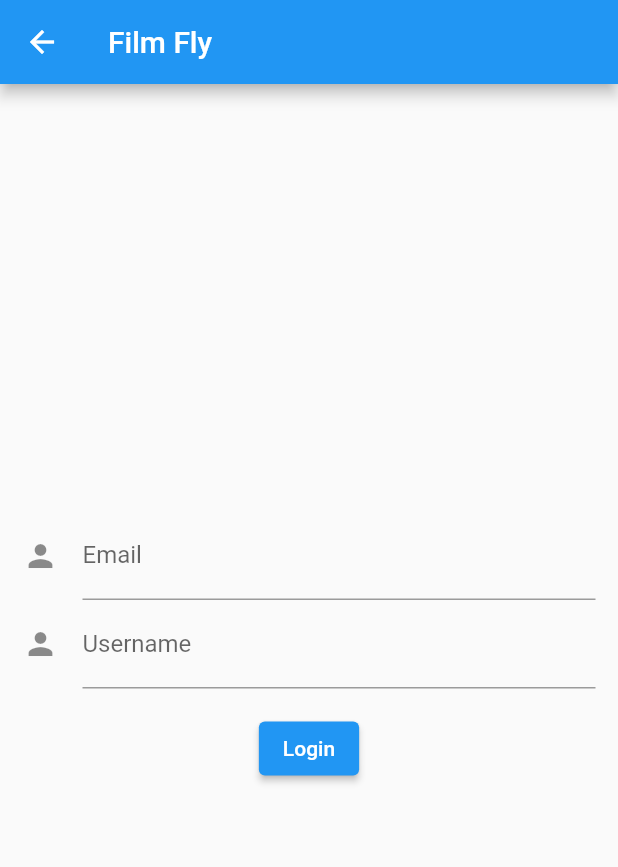
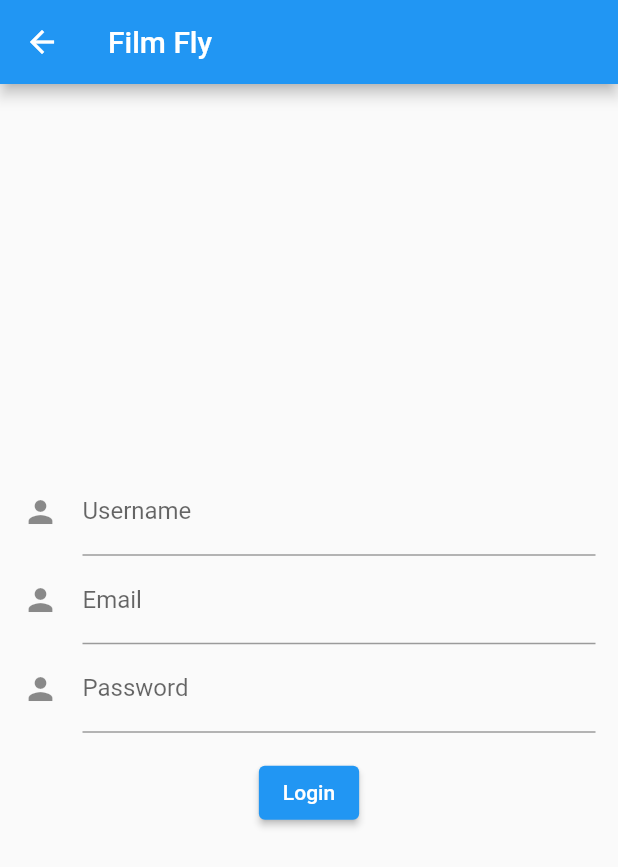
Before and after one commit to OlliePatty/filmfly, a Flutter app: the Login screen opened directly, on a phone screen of 412 x 824 dp. Shown: the top 867 px of the screen. Run offline on Flutter 3.47's test engine with Material 2 defaults, Android fonts, the phone set to English and light mode, and no system bars.

Commit message:
Changed the login page

```diff
--- a/lib/login_page.dart
+++ b/lib/login_page.dart
@@ -1,8 +1,28 @@
 import 'package:filmfly/root_page.dart';
 import 'package:flutter/material.dart';
 
-class Login extends StatelessWidget {
+class Login extends StatefulWidget {
   const Login({super.key});
+
+  @override
+  State<Login> createState() => _LoginState();
+}
+
+class _LoginState extends State<Login> {
+  final _formKey = GlobalKey<FormState>();
+  final nameController = TextEditingController();
+  final usernameController = TextEditingController();
+  final emailController = TextEditingController();
+  final passwordController = TextEditingController();
+
+  @override
+  void dispose() {
+    nameController.dispose();
+    usernameController.dispose();
+    emailController.dispose();
+    passwordController.dispose();
+    super.dispose();
+  }
 
   @override
   Widget build(BuildContext context) {
@@ -17,6 +37,27 @@ class Login extends StatelessWidget {
             mainAxisAlignment: MainAxisAlignment.center,
             children: [
               TextFormField(
+                controller: usernameController,
+                validator: (value) {
+                  if (value == null || value.isEmpty) {
+                    return 'Please enter a username';
+                  }
+                  return null;
+                },
+                decoration: const InputDecoration(
+                  icon: Icon(Icons.person),
+                  hintText: 'What is your username?',
+                  labelText: 'Username',
+                ),
+              ),
+              TextFormField(
+                controller: emailController,
+                validator: (value) {
+                  if (value == null || !value.contains('@')) {
+                    return 'Please enter a valid email address';
+                  }
+                  return null;
+                },
                 decoration: const InputDecoration(
                   icon: Icon(Icons.person),
                   hintText: 'What is your email?',
@@ -24,10 +65,20 @@ class Login extends StatelessWidget {
                 ),
               ),
               TextFormField(
+                obscureText: true,
+                enableSuggestions: false,
+                autocorrect: false,
+                controller: passwordController,
+                validator: (value) {
+                  if (value == null || value.length < 5) {
+                    return 'Please enter a password of at least 5 characters';
+                  }
+                  return null;
+                },
                 decoration: const InputDecoration(
                   icon: Icon(Icons.person),
-                  hintText: 'What is your username?',
-                  labelText: 'Username',
+                  hintText: 'What is your passowrd?',
+                  labelText: 'Password',
                 ),
               ),
               Padding(
```
